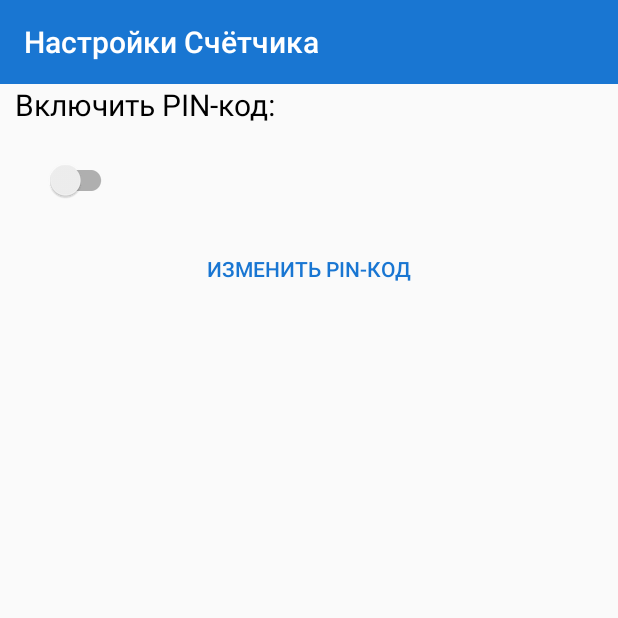
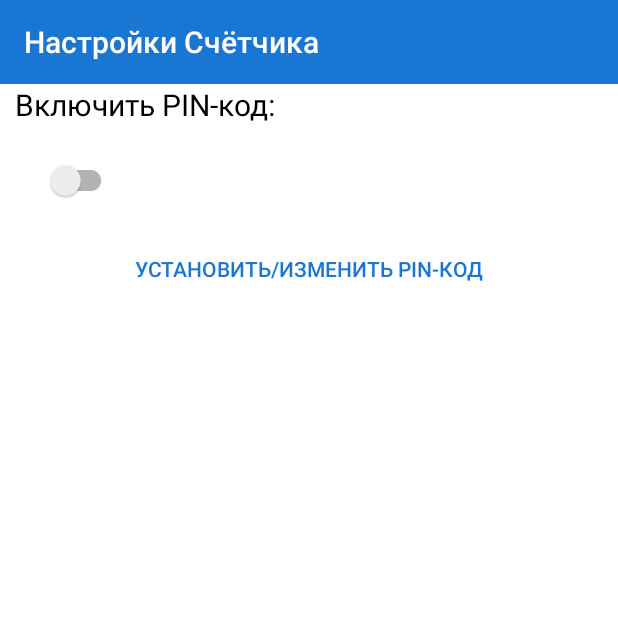
Before and after one commit to Cobra05/TestApp2, an Android app: the SecirutySettings screen opened directly, with no data from a screen before it, on a phone screen of 412 x 824 dp, the top half of it. Run offline under Robolectric (Android 15) with nearby library versions, the phone set to English and light mode, and no system bars; libraries missing offline, so code that uses them is left out: io.ghyeok.stickyswitch; plain views replace StickySwitch; 3 statements that could not run were skipped.

Commit message:
update 18.06

```diff
--- a/app/src/main/java/com/example/testapp2/PinActivity.java
+++ b/app/src/main/java/com/example/testapp2/PinActivity.java
@@ -23,12 +23,13 @@ public class PinActivity extends AppCompatActivity {
         else if(theme == 1)
             setTheme(R.style.NightTheme);
         setContentView(R.layout.pin_layout);
+        String pin_code = sPref.getString("Pin-code", "1111");
 
         PinLockView mPinLockView = (PinLockView) findViewById(R.id.pin_lock_view);
         PinLockListener mPinLockListener = new PinLockListener() {
             @Override
             public void onComplete(String pin) {
-                if (pin.equals("1111")){
+                if (pin.equals(pin_code)){
                     Intent intent = new Intent(getApplicationContext(), MainActivity.class);
                     finish();
                     startActivity(intent);
--- a/app/src/main/java/com/example/testapp2/settings/SecirutySettings.java
+++ b/app/src/main/java/com/example/testapp2/settings/SecirutySettings.java
@@ -5,37 +5,96 @@ import androidx.appcompat.app.AppCompatActivity;
 
 import android.content.SharedPreferences;
 import android.os.Bundle;
+import android.text.InputType;
+import android.view.LayoutInflater;
+import android.view.View;
+import android.widget.Button;
+import android.widget.EditText;
+import android.widget.Toast;
 
 import com.example.testapp2.R;
 
 import org.jetbrains.annotations.NotNull;
 
+import java.util.zip.Inflater;
+
 import io.ghyeok.stickyswitch.widget.StickySwitch;
 
 public class SecirutySettings extends AppCompatActivity {
 
+
     @Override
     protected void onCreate(Bundle savedInstanceState) {
         super.onCreate(savedInstanceState);
+        SharedPreferences sPref = getSharedPreferences("Global" ,MODE_PRIVATE);
+        int theme = sPref.getInt("theme", 0);
+        if (theme == 0)
+            setTheme(R.style.LightTheme);
+        else if(theme == 1)
+            setTheme(R.style.NightTheme);
         setContentView(R.layout.seciruty_settings_layout);
         SharedPreferences sprf = getSharedPreferences("Global", MODE_PRIVATE);
-        String directionn = sprf.getString("Pin", "DEFAULT");
+        String directionn = sprf.getString("Pin", "OFF");
+
         StickySwitch stck = findViewById(R.id.pin_switch);
-        if(directionn.equals("DEFAULT") || directionn.equals("OFF")){
+        // set switch state
+        if(directionn.equals("OFF")){
             stck.setDirection(StickySwitch.Direction.LEFT);
         }else {
             stck.setDirection(StickySwitch.Direction.RIGHT);
         }
+        // on/off pin lock
         stck.setOnSelectedChangeListener((direction, s) -> {
             if (direction == StickySwitch.Direction.LEFT){
                 sprf.edit().putString("Pin", "OFF").apply();
             }else if (direction == StickySwitch.Direction.RIGHT){
                 sprf.edit().putString("Pin", "ON").apply();
-                AlertDialog.Builder alrt = new AlertDialog.Builder(this, R.style.Dialog);
-                alrt.setTitle("Установить PIN");
+                pin_change(stck, sprf, 1);
 
             }
         });
 
+        // set/change password
+        Button btn = findViewById(R.id.btn1);
+        btn.setOnClickListener(v -> {
+            if (directionn.equals("OFF")) {
+                Toast.makeText(this, "Сначала включите блокировку PIN", Toast.LENGTH_SHORT).show();
+            } else if (directionn.equals("ON")){
+                pin_change(stck, sprf, 0);
+            }
+        });
     }
+
+    public void pin_change(StickySwitch stck, SharedPreferences sprf, int code){
+
+        AlertDialog.Builder alrt = new AlertDialog.Builder(this, R.style.Dialog);
+        alrt.setTitle("Установить PIN-код");
+        View vi = LayoutInflater.from(this).inflate(R.layout.pin_dialog_view, null);
+        alrt.setView(vi);
+        EditText edit = vi.findViewById(R.id.pin_dialog);
+
+        alrt.setPositiveButton("ОК", (dialog, which) -> {
+            String pin = String.valueOf(edit.getText());
+            if (pin.length() < 4){
+                Toast.makeText(this, "Должен состоять из 4 чисел", Toast.LENGTH_SHORT).show();
+                stck.setDirection(StickySwitch.Direction.LEFT);
+
+            }else {
+                sprf.edit().putString("Pin-code", pin).apply();
+                sprf.edit().putString("Pin", "ON").apply();
+            }
+        })
+                .setNegativeButton("Отмена", (dialog, which) -> {
+                    if (code == 0){
+                        Toast.makeText(this, "PIN-код не изменён", Toast.LENGTH_SHORT).show();
+                    }else {
+                        Toast.makeText(this, "Отменено", Toast.LENGTH_SHORT).show();
+                        stck.setDirection(StickySwitch.Direction.LEFT);
+                    }
+                });
+        alrt.create().show();
+
+    }
+
+
 }
--- a/app/src/main/res/layout/calendar_settings_layout.xml
+++ b/app/src/main/res/layout/calendar_settings_layout.xml
@@ -4,6 +4,7 @@
     xmlns:tools="http://schemas.android.com/tools"
     android:layout_width="match_parent"
     android:layout_height="match_parent"
+    android:background="?attr/backgroundColor"
     tools:context=".settings.CalendarSettings">
 
     <androidx.appcompat.widget.Toolbar
--- a/app/src/main/res/layout/diary_settings_layout.xml
+++ b/app/src/main/res/layout/diary_settings_layout.xml
@@ -4,6 +4,7 @@
     xmlns:tools="http://schemas.android.com/tools"
     android:layout_width="match_parent"
     android:layout_height="match_parent"
+    android:background="?attr/backgroundColor"
     tools:context=".settings.DiarySettings">
 
     <androidx.appcompat.widget.Toolbar
--- a/app/src/main/res/layout/layout_counter.xml
+++ b/app/src/main/res/layout/layout_counter.xml
@@ -4,6 +4,7 @@
     xmlns:tools="http://schemas.android.com/tools"
     android:layout_width="match_parent"
     android:layout_height="match_parent"
+    android:background="?attr/backgroundColor"
     tools:context=".settings.CounterSettings">
 
     <androidx.appcompat.widget.Toolbar
--- a/app/src/main/res/layout/seciruty_settings_layout.xml
+++ b/app/src/main/res/layout/seciruty_settings_layout.xml
@@ -4,6 +4,7 @@
     xmlns:tools="http://schemas.android.com/tools"
     android:layout_width="match_parent"
     android:layout_height="match_parent"
+    android:background="?attr/backgroundColor"
     tools:context=".settings.SecirutySettings">
 
     <androidx.appcompat.widget.Toolbar
@@ -54,7 +55,7 @@
         android:layout_height="wrap_content"
         android:layout_below="@+id/pin_switch"
         android:layout_marginTop="21dp"
-        android:text="Изменить PIN-код"
+        android:text="Установить/Изменить PIN-код"
         android:textColor="@color/primary_dark" />
 
 </RelativeLayout>
```
Also changed, not shown: app/src/main/java/com/example/testapp2/fragments/FragmentCounter.java (+2 -7 lines), app/src/main/java/com/example/testapp2/settings/CalendarSettings.java (+8 -1 lines), app/src/main/java/com/example/testapp2/settings/CounterSettings.java (+7 -1 lines), app/src/main/java/com/example/testapp2/settings/DiarySettings.java (+15 -4 lines), app/src/main/res/layout/pin_dialog_view.xml (added, +8 -0 lines).
